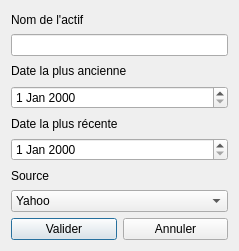
Above: Sources/GUI/import.ui from pchaigno/varsoft before the change. Below: the same form after it.
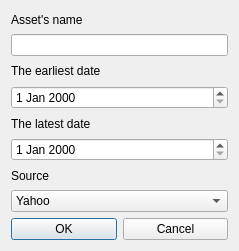
That is the form after the change.

```diff
--- a/Sources/GUI/import.ui
+++ b/Sources/GUI/import.ui
@@ -17,7 +17,7 @@
    <item>
     <widget class="QLabel" name="label">
      <property name="text">
-      <string>Nom de l'actif</string>
+      <string>Asset's name</string>
      </property>
     </widget>
    </item>
@@ -27,7 +27,7 @@
    <item>
     <widget class="QLabel" name="label_3">
      <property name="text">
-      <string>Date la plus ancienne</string>
+      <string>The earliest date</string>
      </property>
     </widget>
    </item>
@@ -37,7 +37,7 @@
    <item>
     <widget class="QLabel" name="label_2">
      <property name="text">
-      <string>Date la plus récente</string>
+      <string>The latest date</string>
      </property>
     </widget>
    </item>
@@ -73,14 +73,14 @@
      <item>
       <widget class="QPushButton" name="pushButton">
        <property name="text">
-        <string>Valider</string>
+        <string>OK</string>
        </property>
       </widget>
      </item>
      <item>
       <widget class="QPushButton" name="pushButton_2">
        <property name="text">
-        <string>Annuler</string>
+        <string>Cancel</string>
        </property>
       </widget>
      </item>
```
Left out of the diff: 2 changed lines with no effect on the pictures.
